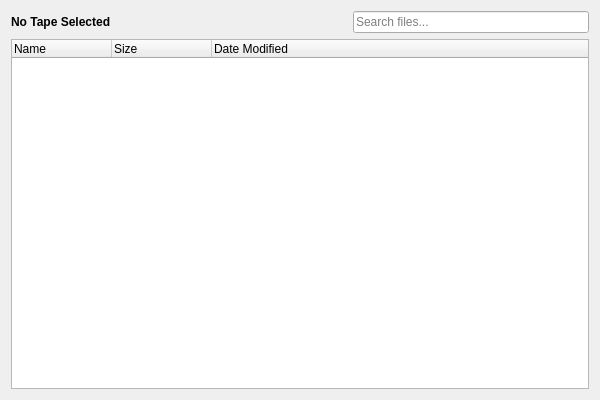
Above: src/ui/FileBrowserWidget.ui from Gypsop/QLTOTapeMan before the change. Below: the same form after it.
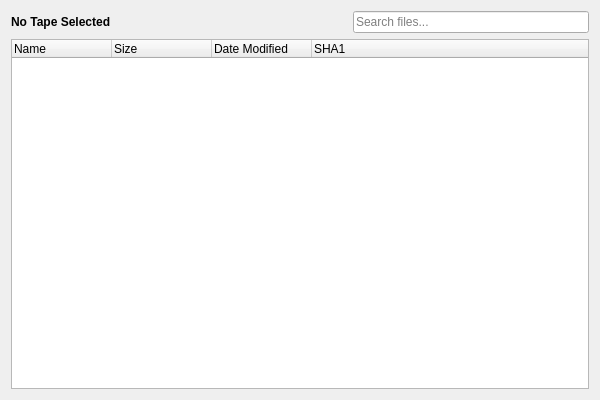
That is the form after the change.

Commit message: xattr, sha1, windows build bug fix

```diff
--- a/src/ui/FileBrowserWidget.ui
+++ b/src/ui/FileBrowserWidget.ui
@@ -51,7 +51,7 @@
    <item>
     <widget class="QTreeWidget" name="treeFiles">
      <property name="columnCount">
-      <number>3</number>
+      <number>4</number>
      </property>
      <column>
       <property name="text">
@@ -68,6 +68,11 @@
        <string>Date Modified</string>
       </property>
      </column>
+     <column>
+      <property name="text">
+       <string>SHA1</string>
+      </property>
+     </column>
     </widget>
    </item>
   </layout>
```
The commit also changes 5 other files.
